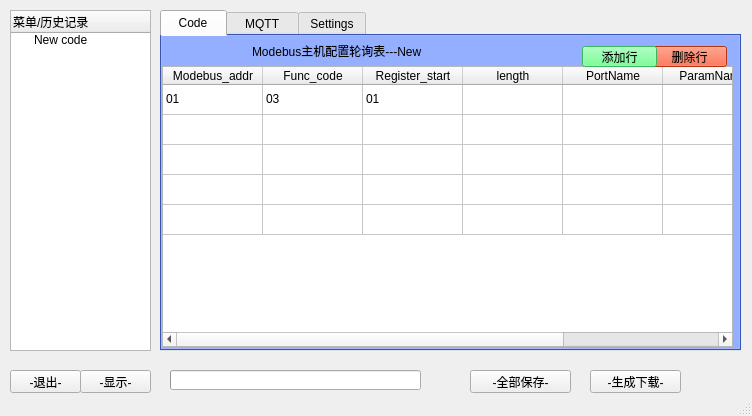
This is table_tets/MainWindow.ui in Liuqing-Zhang/First as Qt 5 draws it before an edit. The edited form follows.
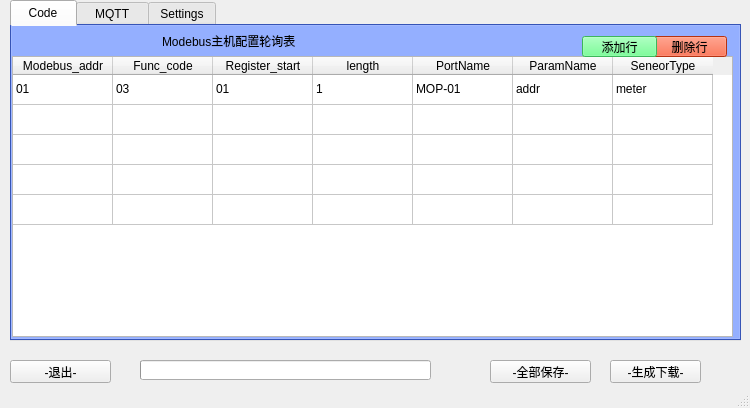
This is the edited form. The open tabs and pages were chosen to show the change.

Patch:
```diff
--- a/table_tets/MainWindow.ui
+++ b/table_tets/MainWindow.ui
@@ -6,8 +6,8 @@
    <rect>
     <x>0</x>
     <y>0</y>
-    <width>752</width>
-    <height>416</height>
+    <width>750</width>
+    <height>408</height>
    </rect>
   </property>
   <property name="windowTitle">
@@ -17,9 +17,9 @@
    <widget class="QTabWidget" name="tabWidget">
     <property name="geometry">
      <rect>
-      <x>160</x>
-      <y>10</y>
-      <width>581</width>
+      <x>10</x>
+      <y>0</y>
+      <width>731</width>
       <height>341</height>
      </rect>
     </property>
@@ -49,7 +49,7 @@
        <rect>
         <x>0</x>
         <y>30</y>
-        <width>571</width>
+        <width>721</width>
         <height>281</height>
        </rect>
       </property>
@@ -141,11 +141,31 @@
         <string>01</string>
        </property>
       </item>
+      <item row="0" column="3">
+       <property name="text">
+        <string>1</string>
+       </property>
+      </item>
+      <item row="0" column="4">
+       <property name="text">
+        <string>MOP-01</string>
+       </property>
+      </item>
+      <item row="0" column="5">
+       <property name="text">
+        <string>addr</string>
+       </property>
+      </item>
+      <item row="0" column="6">
+       <property name="text">
+        <string>meter</string>
+       </property>
+      </item>
      </widget>
      <widget class="QPushButton" name="btn_delete">
       <property name="geometry">
        <rect>
-        <x>490</x>
+        <x>640</x>
         <y>10</y>
         <width>75</width>
         <height>21</height>
@@ -163,7 +183,7 @@
      <widget class="QPushButton" name="btn_add">
       <property name="geometry">
        <rect>
-        <x>420</x>
+        <x>570</x>
         <y>10</y>
         <width>75</width>
         <height>21</height>
@@ -181,14 +201,14 @@
      <widget class="QLabel" name="label_7">
       <property name="geometry">
        <rect>
-        <x>90</x>
+        <x>150</x>
         <y>-1</y>
         <width>261</width>
         <height>31</height>
        </rect>
       </property>
       <property name="text">
-       <string>Modebus主机配置轮询表---New</string>
+       <string>Modebus主机配置轮询表</string>
       </property>
      </widget>
     </widget>
@@ -503,8 +523,8 @@
     <property name="geometry">
      <rect>
       <x>10</x>
-      <y>370</y>
-      <width>71</width>
+      <y>360</y>
+      <width>101</width>
       <height>23</height>
      </rect>
     </property>
@@ -512,24 +532,11 @@
      <string>-退出-</string>
     </property>
    </widget>
-   <widget class="QPushButton" name="pushButton_2">
-    <property name="geometry">
-     <rect>
-      <x>80</x>
-      <y>370</y>
-      <width>71</width>
-      <height>23</height>
-     </rect>
-    </property>
-    <property name="text">
-     <string>-显示-</string>
-    </property>
-   </widget>
    <widget class="QPushButton" name="pushButton_5">
     <property name="geometry">
      <rect>
-      <x>590</x>
-      <y>370</y>
+      <x>610</x>
+      <y>360</y>
       <width>91</width>
       <height>23</height>
      </rect>
@@ -538,31 +545,11 @@
      <string>-生成下载-</string>
     </property>
    </widget>
-   <widget class="QTreeWidget" name="treeWidget">
-    <property name="geometry">
-     <rect>
-      <x>10</x>
-      <y>10</y>
-      <width>141</width>
-      <height>341</height>
-     </rect>
-    </property>
-    <column>
-     <property name="text">
-      <string>菜单/历史记录</string>
-     </property>
-    </column>
-    <item>
-     <property name="text">
-      <string>New code</string>
-     </property>
-    </item>
-   </widget>
    <widget class="QPushButton" name="btn_save">
     <property name="geometry">
      <rect>
-      <x>470</x>
-      <y>370</y>
+      <x>490</x>
+      <y>360</y>
       <width>101</width>
       <height>23</height>
      </rect>
@@ -574,9 +561,9 @@
    <widget class="QProgressBar" name="progressBar">
     <property name="geometry">
      <rect>
-      <x>170</x>
-      <y>370</y>
-      <width>251</width>
+      <x>140</x>
+      <y>360</y>
+      <width>291</width>
       <height>20</height>
      </rect>
     </property>
```
Left out of the diff: 51 changed lines with no effect on the pictures.
